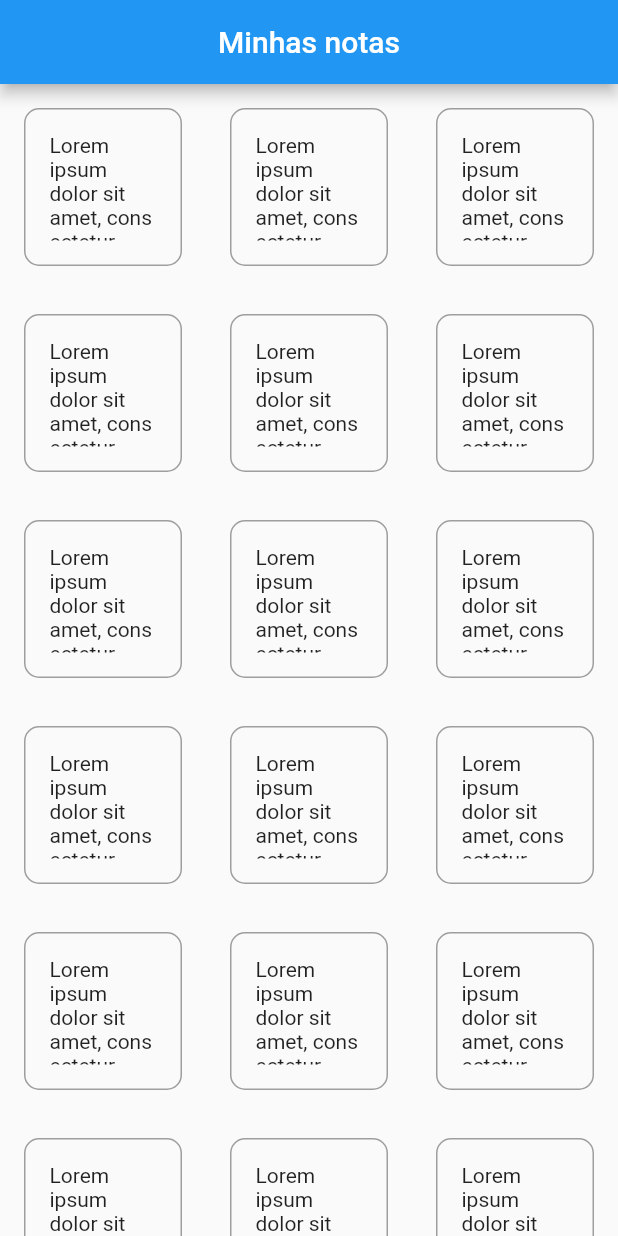
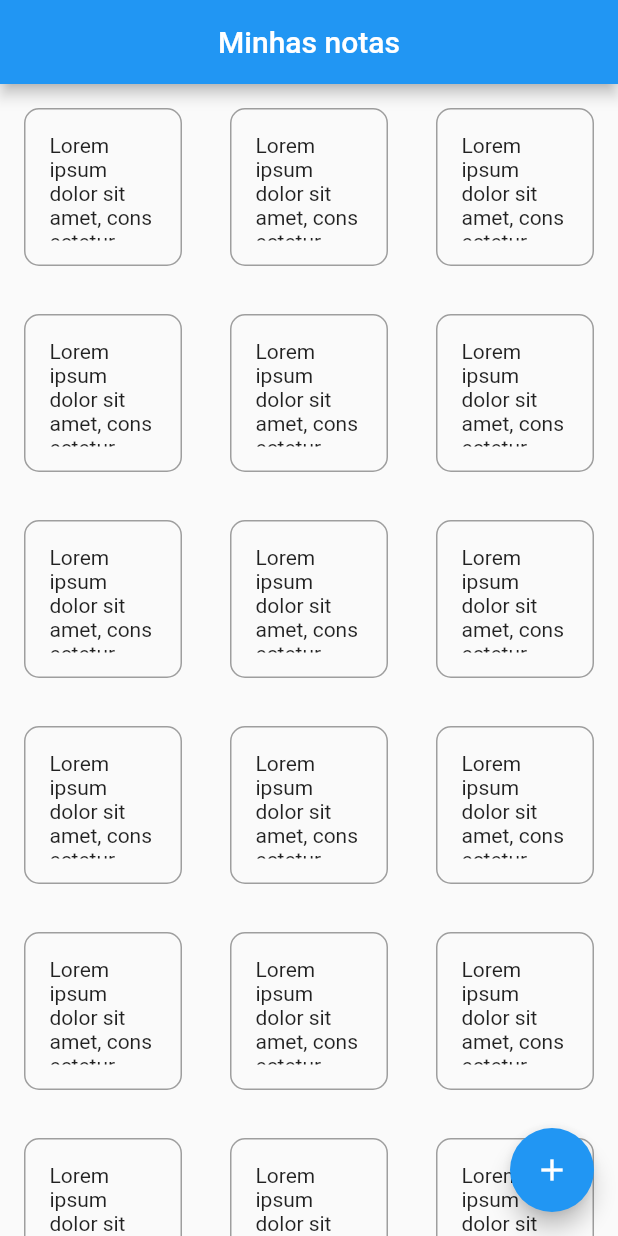
Before and after one commit to MatheusMassula/note_app, a Flutter app: the screen it shows after launch, on a phone screen of 412 x 824 dp. Run offline on Flutter 3.47's test engine with Material 2 defaults, Android fonts, the phone set to English and light mode, and no system bars.

Commit message:
criando o floating action button

```diff
--- a/lib/pages/home.dart
+++ b/lib/pages/home.dart
@@ -15,6 +15,13 @@ class Home extends StatelessWidget {
           return NotePreview(noteText: 'Lorem ipsum dolor sit amet, consectetur adipiscing elit.');
         }),
       ),
+      floatingActionButton: FloatingActionButton(
+        onPressed: () {
+          print('redirecionar para página de criação de nota');
+          //TODO: Criar página de criação/ visualisação de nota
+        },
+        child: Icon(Icons.add)
+      ),
     );
   }
 }
```
